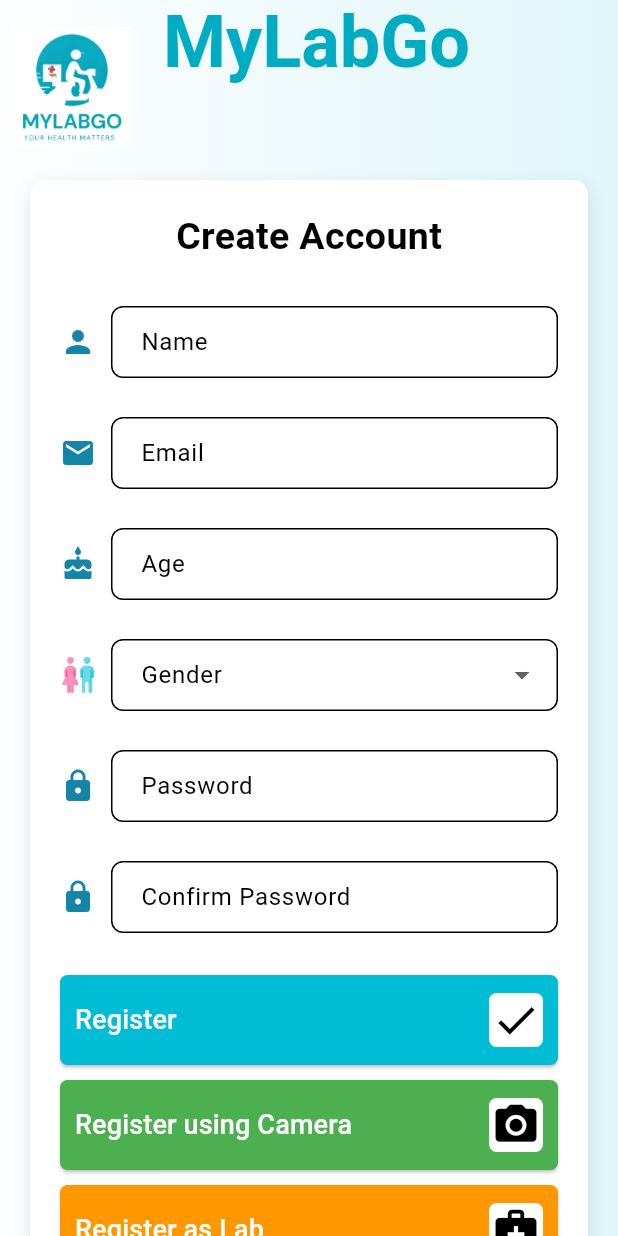
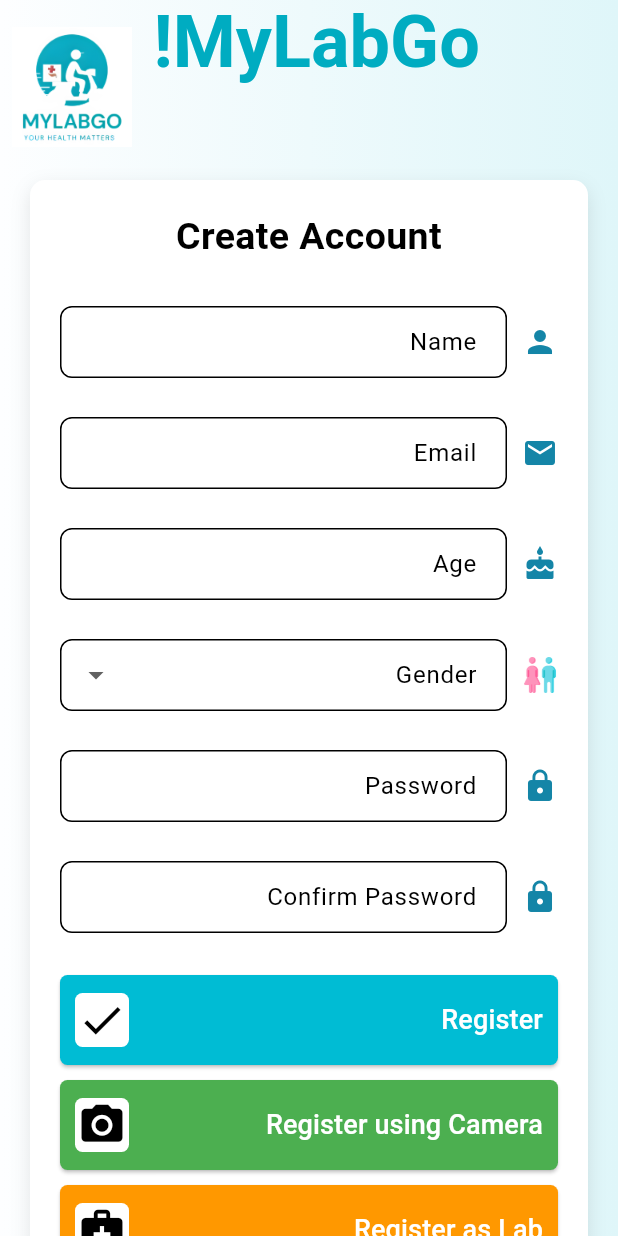
Before and after one commit to muneeb6624/MyLabGo, a Flutter app: the screen it shows after launch, on a phone screen of 412 x 824 dp. Run offline on Flutter 3.47's test engine with Material 3 defaults, Android fonts, the phone set to English and light mode, and no system bars; our stand-ins replace google_fonts; generated files the repository leaves out were written again.

Commit message:
Localized 'Male' text in gender dropdown

```diff
--- /dev/null
+++ b/l10n.yaml
@@ -0,0 +1,3 @@
+arb-dir: lib/l10n
+template-arb-file: app_en.arb
+output-localization-file: app_localizations.dart
--- /dev/null
+++ b/lib/l10n/l10n.dart
@@ -0,0 +1,8 @@
+import 'package:flutter/material.dart';
+
+class L10n {
+  static const List<Locale> supportedLocales = [
+    Locale('en', ''),
+    Locale('ur', ''),
+  ];
+}
--- a/lib/main.dart
+++ b/lib/main.dart
@@ -1,6 +1,9 @@
 import 'package:flutter/material.dart';
 import 'package:mylab_go/screens/registration.dart';
 import 'package:mylab_go/screens/login.dart';
+import 'package:flutter_localizations/flutter_localizations.dart';
+import 'package:flutter_gen/gen_l10n/app_localizations.dart';
+import 'package:mylab_go/l10n/l10n.dart';
 
 void main() {
   runApp(const MyApp());
@@ -23,6 +26,14 @@
         scaffoldBackgroundColor:
             Colors.transparent, // Set scaffold background to transparent
       ),
+      supportedLocales: L10n.supportedLocales,
+      locale: const Locale('ur'),
+      localizationsDelegates: const [
+        AppLocalizations.delegate,
+        GlobalMaterialLocalizations.delegate,
+        GlobalWidgetsLocalizations.delegate,
+        GlobalCupertinoLocalizations.delegate,
+      ],
       home: const GradientBackground(
           child: RegistrationPage()), // Start with the registration page
     );
--- a/lib/screens/registration.dart
+++ b/lib/screens/registration.dart
@@ -5,8 +5,10 @@
 import 'package:mylab_go/widgets/custom-form-field.dart';
 import 'package:mylab_go/widgets/custom_app_bar.dart';
 import 'package:mylab_go/widgets/gender-dropdown.dart';
+// ignore: unused_import
 import '../widgets/gender_dropdown.dart';
 import '../widgets/custom_form_field.dart';
+import 'package:flutter_gen/gen_l10n/app_localizations.dart';
 
 class RegistrationPage extends StatefulWidget {
   const RegistrationPage({super.key});
@@ -48,7 +50,7 @@
     return GradientBackground(
       child: Scaffold(
         backgroundColor: Colors.transparent,
-        appBar: const CustomAppBar(title: 'MyLabGo'),
+        appBar: CustomAppBar(title: AppLocalizations.of(context)!.app_title),
         body: SingleChildScrollView(
           padding: const EdgeInsets.all(20.0),
           child: Container(
--- a/lib/widgets/gender-dropdown.dart
+++ b/lib/widgets/gender-dropdown.dart
@@ -1,4 +1,5 @@
 import 'package:flutter/material.dart';
+import 'package:flutter_gen/gen_l10n/app_localizations.dart';
 
 class GenderDropdown extends StatelessWidget {
   final TextEditingController genderController;
@@ -12,7 +13,11 @@
       padding: const EdgeInsets.symmetric(vertical: 8.0),
       child: Row(
         children: [
-          Image.asset('assets/icons/gender.png',height:24 ,width: 24,),
+          Image.asset(
+            'assets/icons/gender.png',
+            height: 24,
+            width: 24,
+          ),
           const SizedBox(width: 10),
           Expanded(
             child: DropdownButtonFormField<String>(
@@ -26,8 +31,10 @@
                 contentPadding: const EdgeInsets.symmetric(
                     horizontal: 16.0, vertical: 12.0),
               ),
-              items: const [
-                DropdownMenuItem(value: 'Male', child: Text('Male')),
+              items: [
+                DropdownMenuItem(
+                    value: 'Male',
+                    child: Text(AppLocalizations.of(context)!.male)),
                 DropdownMenuItem(value: 'Female', child: Text('Female')),
                 DropdownMenuItem(value: 'Other', child: Text('Other')),
               ],
--- a/pubspec.yaml
+++ b/pubspec.yaml
@@ -30,6 +30,9 @@
 dependencies:
   flutter:
     sdk: flutter
+  flutter_localizations:
+    sdk: flutter  # For localization support
+  intl: ^0.19.0
   google_fonts: ^4.0.3
 
   # The following adds the Cupertino Icons font to your application.
@@ -52,6 +55,7 @@
 
 # The following section is specific to Flutter packages.
 flutter:
+  generate: true
 
   # The following line ensures that the Material Icons font is
   # included with your application, so that you can use the icons in
```
Also changed, not shown: lib/l10n/app_en.arb (added, +22 -0 lines), lib/l10n/app_ur.arb (added, +21 -0 lines), pubspec.lock.
